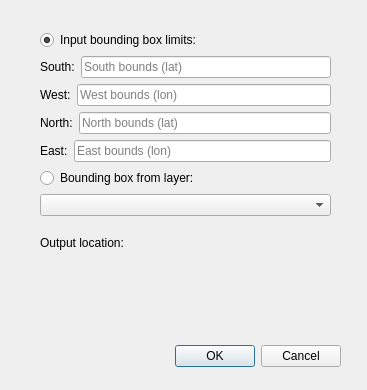
Old version of the form ui/osm_2_imm_dialog_base.ui in the repository BingHawk/osm_2_imm.
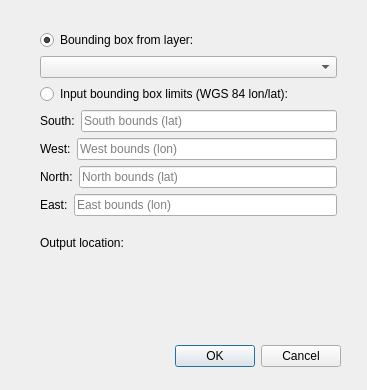
New version of the form. Custom widgets are drawn as their Qt base class.

Commit message: FIX: Input Verification

The edit to the form file:
```diff
--- a/ui/osm_2_imm_dialog_base.ui
+++ b/ui/osm_2_imm_dialog_base.ui
@@ -34,21 +34,38 @@
     <rect>
      <x>40</x>
      <y>30</y>
-     <width>291</width>
+     <width>297</width>
      <height>280</height>
     </rect>
    </property>
    <layout class="QVBoxLayout" name="verticalLayout">
+    <item>
+     <widget class="QRadioButton" name="rb_layer">
+      <property name="text">
+       <string>Bounding box from layer:</string>
+      </property>
+      <property name="checked">
+       <bool>true</bool>
+      </property>
+     </widget>
+    </item>
+    <item>
+     <widget class="QgsMapLayerComboBox" name="layer">
+      <property name="showCrs" stdset="0">
+       <bool>true</bool>
+      </property>
+     </widget>
+    </item>
     <item>
      <widget class="QRadioButton" name="rb_limits">
       <property name="inputMethodHints">
        <set>Qt::ImhDigitsOnly</set>
       </property>
       <property name="text">
-       <string>Input bounding box limits:</string>
+       <string>Input bounding box limits (WGS 84 lon/lat):</string>
       </property>
       <property name="checked">
-       <bool>true</bool>
+       <bool>false</bool>
       </property>
      </widget>
     </item>
@@ -140,20 +157,6 @@
       </item>
      </layout>
     </item>
-    <item>
-     <widget class="QRadioButton" name="rb_layer">
-      <property name="text">
-       <string>Bounding box from layer:</string>
-      </property>
-     </widget>
-    </item>
-    <item>
-     <widget class="QgsMapLayerComboBox" name="layer">
-      <property name="showCrs">
-       <bool>false</bool>
-      </property>
-     </widget>
-    </item>
     <item>
      <widget class="QLabel" name="label_5">
       <property name="text">
@@ -162,11 +165,7 @@
      </widget>
     </item>
     <item>
-     <widget class="QgsFileWidget" name="outputLoc">
-      <property name="storageMode">
-       <enum>QgsFileWidget::GetDirectory</enum>
-      </property>
-     </widget>
+     <widget class="QgsFileWidget" name="outputLoc" native="true"/>
     </item>
    </layout>
   </widget>
```
The commit also changes 7 other files.
